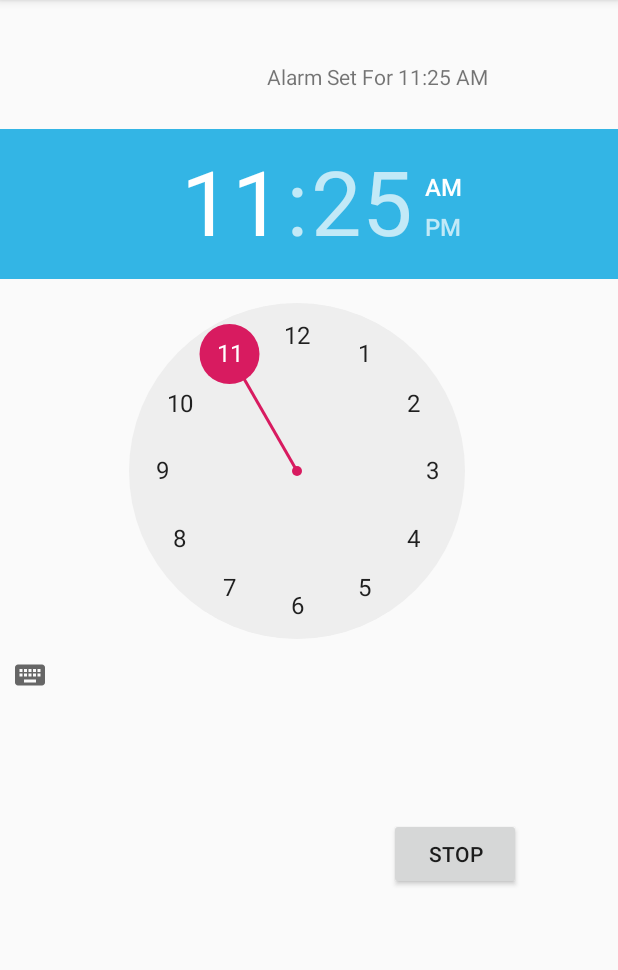
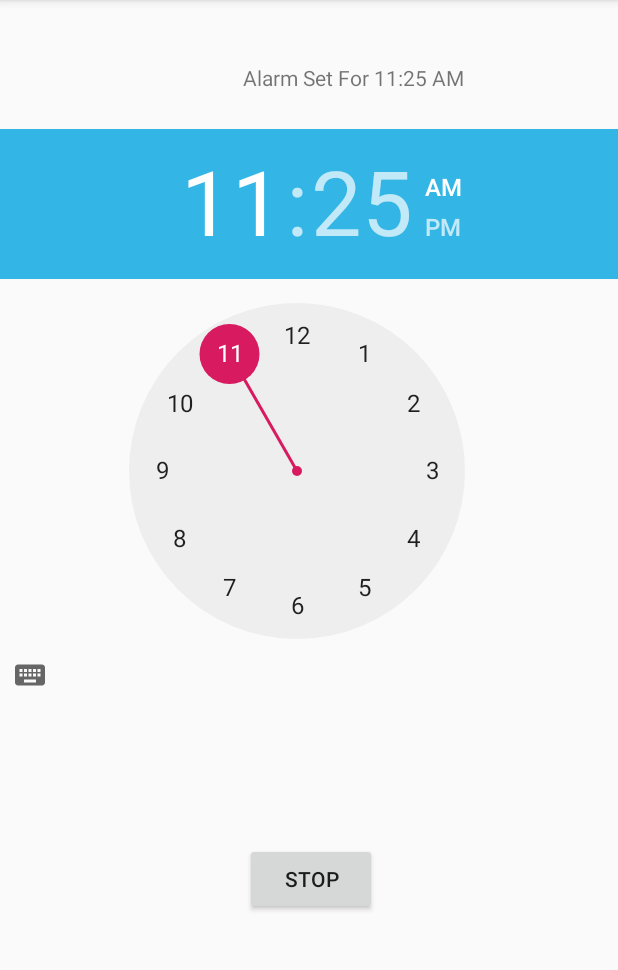
Before and after one commit to msliang/CS125FinalProject, an Android app: the screen it shows after launch (MainActivity), after a tap on "SET ALARM", on a phone screen of 412 x 824 dp, the part 84-1054 px from its top. Run offline under Robolectric (Android 15) with nearby library versions, the phone set to English and light mode, and no system bars; 2 statements that could not run were skipped.

Commit message:
alarm delay fixes

```diff
--- a/app/src/main/java/com/example/cs125finalproject/MainActivity.java
+++ b/app/src/main/java/com/example/cs125finalproject/MainActivity.java
@@ -56,7 +56,7 @@ public class MainActivity extends AppCompatActivity {
                 //delays the intent for AlarmReceiver
                 pendingIntent = PendingIntent.getBroadcast(MainActivity.this, 0, intent, PendingIntent.FLAG_UPDATE_CURRENT);
                 // delays until alarm time
-                alarm_Manager.set(AlarmManager.RTC_WAKEUP, calendar.getTimeInMillis() - 3000, pendingIntent);
+                alarm_Manager.set(AlarmManager.RTC_WAKEUP, calendar.getTimeInMillis(), pendingIntent);
                 set.setVisibility(View.GONE);
                 stop.setVisibility(View.VISIBLE);
             }
--- a/app/src/main/res/layout/activity_main.xml
+++ b/app/src/main/res/layout/activity_main.xml
@@ -29,23 +29,13 @@
 
 
     <Button
-        android:id="@+id/snooze"
-        android:layout_width="wrap_content"
-        android:layout_height="wrap_content"
-        android:layout_alignParentStart="true"
-        android:layout_alignParentTop="true"
-        android:layout_marginStart="54dp"
-        android:layout_marginTop="549dp"
-        android:text="Snooze" />
-
-    <Button
         android:id="@+id/stop"
         android:layout_width="wrap_content"
         android:layout_height="wrap_content"
         android:layout_alignParentStart="true"
         android:layout_alignParentTop="true"
-        android:layout_marginStart="259dp"
-        android:layout_marginTop="545dp"
+        android:layout_marginStart="163dp"
+        android:layout_marginTop="562dp"
         android:text="Stop" />
 
     <Button
@@ -54,8 +44,8 @@
         android:layout_height="wrap_content"
         android:layout_alignParentStart="true"
         android:layout_alignParentTop="true"
-        android:layout_marginStart="157dp"
-        android:layout_marginTop="497dp"
+        android:layout_marginStart="156dp"
+        android:layout_marginTop="495dp"
         android:text="Set Alarm" />
 
     <TextView
@@ -64,7 +54,7 @@
         android:layout_height="wrap_content"
         android:layout_alignParentStart="true"
         android:layout_alignParentTop="true"
-        android:layout_marginStart="178dp"
-        android:layout_marginTop="41dp"
+        android:layout_marginStart="162dp"
+        android:layout_marginTop="42dp"
         android:text="No Alarm Set" />
 </RelativeLayout>
```
